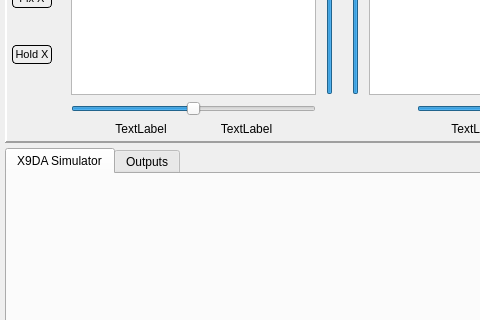
Before: the Qt Designer form src/xsimulatordialog.ui in roberto1903/companion9x, drawn with Qt 5; both pictures show x 0 to 480 and y 242 to 562 of the 696 by 657 pixel window.
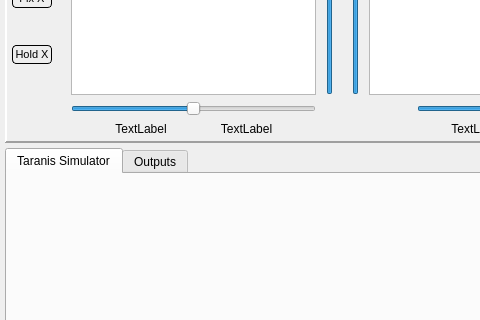
After: the same form once the commit is applied. Icons and pictures are not drawn. Custom widgets are drawn as their Qt base class.

```diff
--- a/src/xsimulatordialog.ui
+++ b/src/xsimulatordialog.ui
@@ -1226,7 +1226,7 @@
      </property>
      <widget class="QWidget" name="simu">
       <attribute name="title">
-       <string>X9DA Simulator</string>
+       <string>Taranis Simulator</string>
       </attribute>
       <layout class="QGridLayout" name="gridLayout_5">
        <item row="0" column="1">
```
